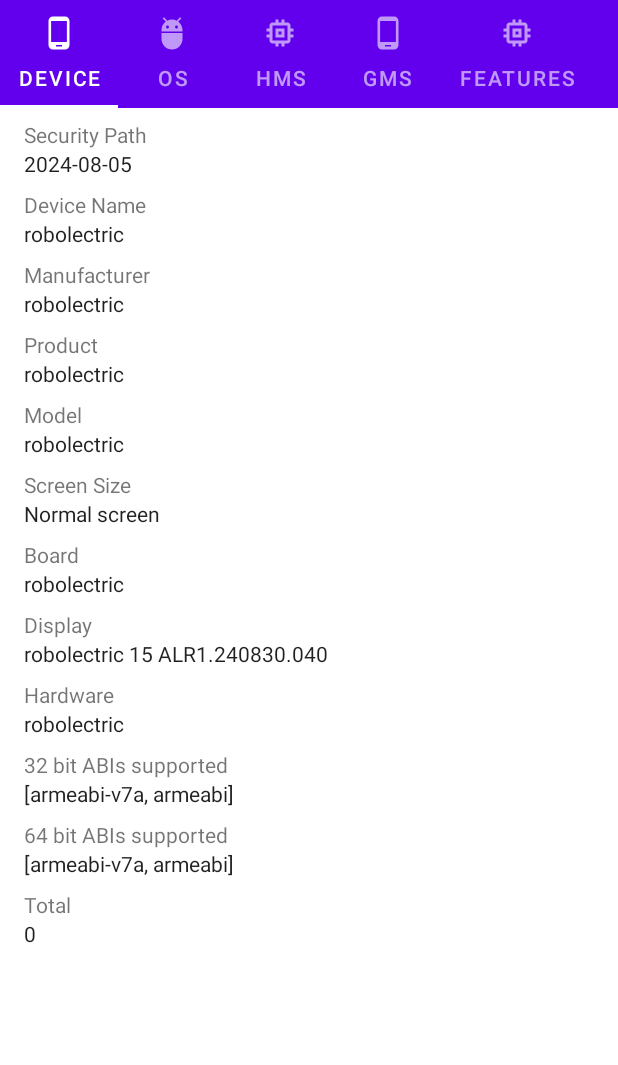
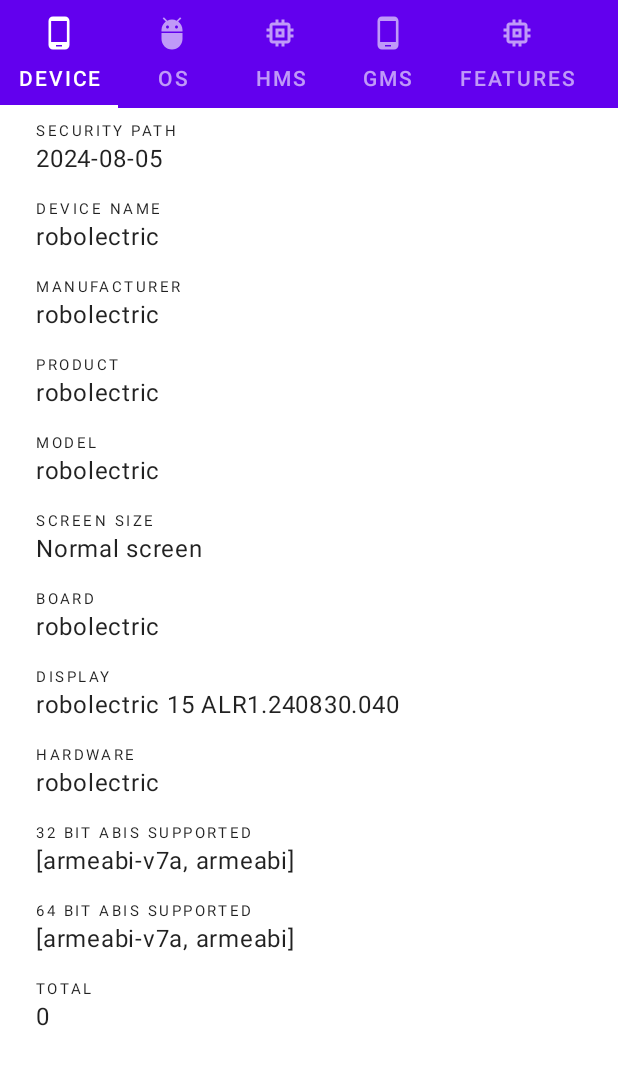
Before and after one commit to alvareztech/facts-android, an Android app: the screen it shows after launch (MainActivity), on a phone screen of 412 x 824 dp. Shown: the top 1065 px of the screen. Run offline under Robolectric (Android 15) with nearby library versions, the phone set to English and light mode, and no system bars; libraries missing offline, so code that uses them is left out: com.huawei.hms; 1 statement that could not run was skipped.

Commit message:
UI improvements

```diff
--- a/app/src/main/res/layout/info_fragment.xml
+++ b/app/src/main/res/layout/info_fragment.xml
@@ -8,6 +8,7 @@
     <androidx.recyclerview.widget.RecyclerView
         android:id="@+id/infoRecyclerView"
         android:layout_width="match_parent"
-        android:layout_height="match_parent" />
+        android:layout_height="match_parent"
+        tools:listitem="@layout/item_info" />
 
 </FrameLayout>
--- a/app/src/main/res/layout/item_info.xml
+++ b/app/src/main/res/layout/item_info.xml
@@ -9,12 +9,10 @@
         android:id="@+id/labelTextView"
         android:layout_width="0dp"
         android:layout_height="wrap_content"
-        android:layout_marginStart="16dp"
-        android:layout_marginLeft="16dp"
+        android:layout_marginStart="24dp"
         android:layout_marginTop="8dp"
-        android:layout_marginEnd="16dp"
-        android:layout_marginRight="16dp"
-        android:textAppearance="@style/TextAppearance.AppCompat.Small"
+        android:layout_marginEnd="24dp"
+        android:textAppearance="?attr/textAppearanceOverline"
         app:layout_constraintEnd_toEndOf="parent"
         app:layout_constraintStart_toStartOf="parent"
         app:layout_constraintTop_toTopOf="parent"
@@ -24,11 +22,11 @@
         android:id="@+id/valueTextView"
         android:layout_width="0dp"
         android:layout_height="wrap_content"
-        android:layout_marginStart="16dp"
-        android:layout_marginLeft="16dp"
-        android:layout_marginEnd="16dp"
-        android:layout_marginRight="16dp"
-        android:textAppearance="@style/TextAppearance.AppCompat.Body1"
+        android:layout_marginStart="24dp"
+        android:layout_marginEnd="24dp"
+        android:layout_marginBottom="8dp"
+        android:textAppearance="?attr/textAppearanceBody1"
+        app:layout_constraintBottom_toBottomOf="parent"
         app:layout_constraintEnd_toEndOf="parent"
         app:layout_constraintStart_toStartOf="parent"
         app:layout_constraintTop_toBottomOf="@+id/labelTextView"
```
